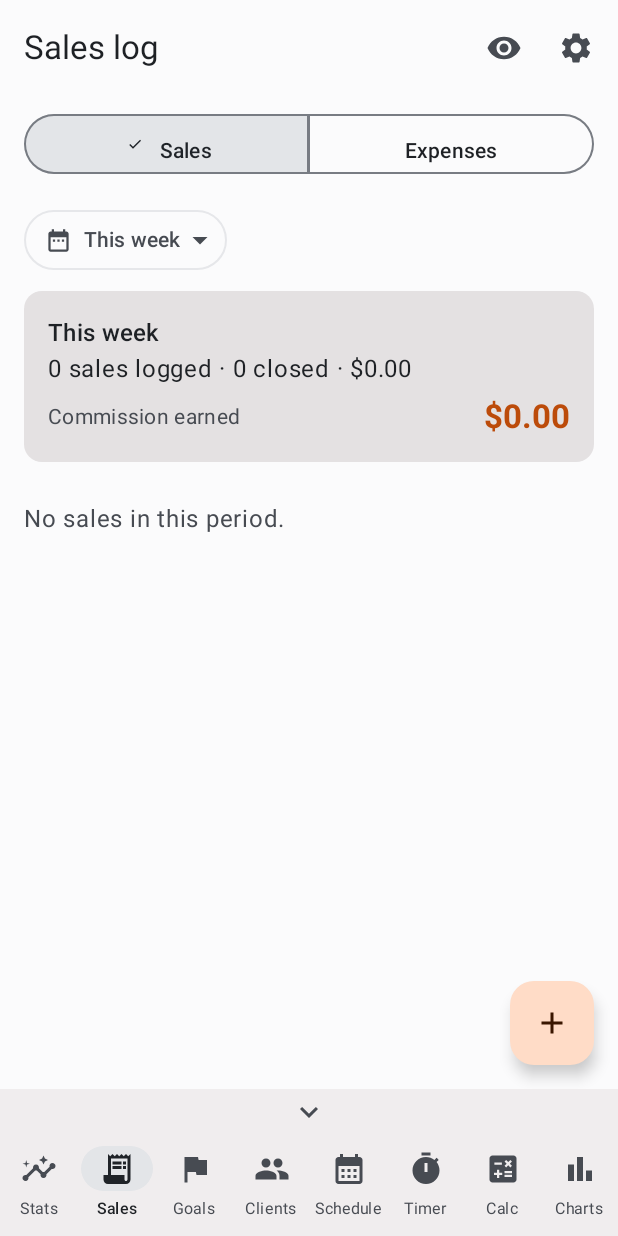
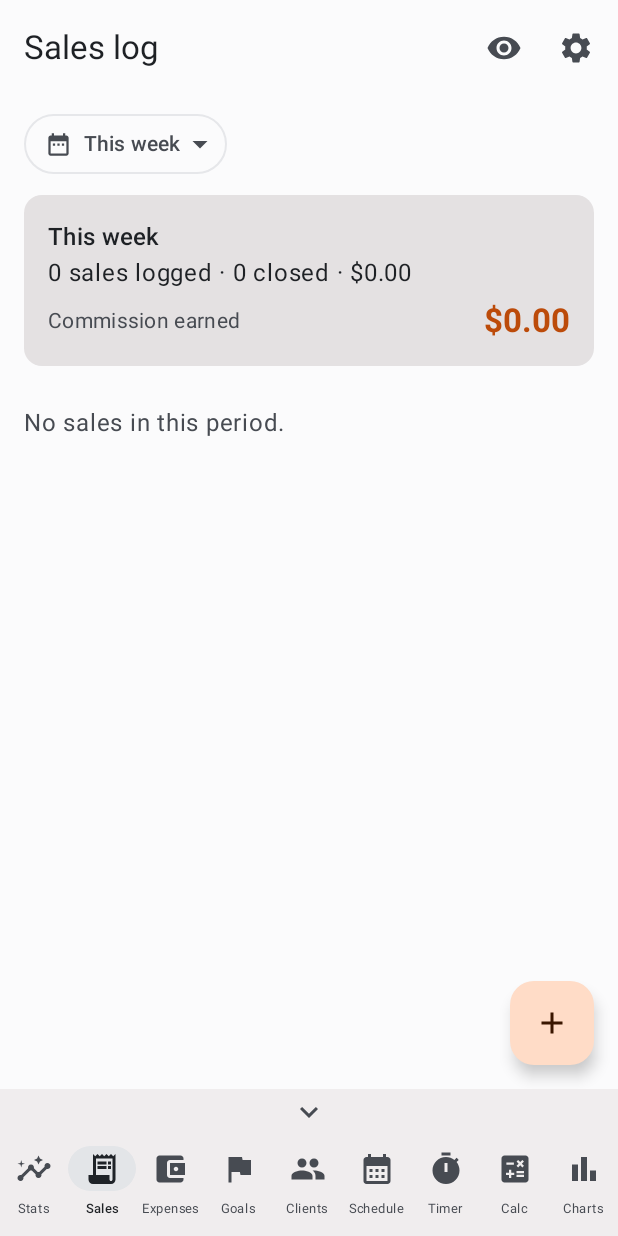
Before and after one commit to Ray-Aurelius/SalesTracker, an Android app built with Jetpack Compose: the composable SalesApp shown on its own in the app's theme, item 2 of the bottom bar chosen, on a phone screen of 412 x 824 dp. Run offline under Robolectric (Android 15) with nearby library versions, the phone set to English and light mode, and no system bars.

Commit message:
Expenses gets its own page in the menu
Expenses & mileage moves from a switch on the Sales page to its own tab (wallet icon),
which can be turned off in Settings > Menu tabs like the others. The Sales page is the
sales log again. Tab label and page title translated into all 15 languages.

Co-Authored-By: Claude Opus 5.5 <noreply@anthropic.com>
Claude-Session: https://claude.ai/code/session_013fLhE5NWs9uEYnMEV2QD7t

```diff
--- a/app/src/main/java/com/salestracker/app/MainActivity.kt
+++ b/app/src/main/java/com/salestracker/app/MainActivity.kt
@@ -83,6 +83,7 @@ import androidx.compose.material.icons.filled.BarChart
 import androidx.compose.material.icons.filled.CalendarMonth
 import androidx.compose.material.icons.filled.Flag
 import androidx.compose.material.icons.filled.Insights
+import androidx.compose.material.icons.filled.AccountBalanceWallet
 import androidx.compose.material.icons.filled.Palette
 import androidx.compose.material.icons.filled.People
 import androidx.compose.material.icons.filled.Timer
@@ -215,6 +216,7 @@ class MainActivity : AppCompatActivity() {
 internal enum class Tab(@StringRes val label: Int, @StringRes val title: Int, val icon: ImageVector) {
     DASHBOARD(R.string.tab_stats, R.string.title_stats, Icons.Filled.Insights),
     SALES(R.string.tab_sales, R.string.title_sales, Icons.AutoMirrored.Filled.ReceiptLong),
+    EXPENSES(R.string.tab_expenses, R.string.title_expenses, Icons.Filled.AccountBalanceWallet),
     GOALS(R.string.tab_goals, R.string.title_goals, Icons.Filled.Flag),
     CLIENTS(R.string.tab_clients, R.string.title_clients, Icons.Filled.People),
     CALENDAR(R.string.tab_calendar, R.string.title_calendar, Icons.Filled.CalendarMonth),
@@ -289,7 +291,7 @@ internal fun SalesApp(vm: AppViewModel, isDark: Boolean) {
     val config = LocalConfiguration.current
     // In landscape a bottom bar leaves too little room for the page, so the menu goes to the side.
     val side = vm.menuOnLeft || config.screenHeightDp < 480
-    // Bottom bar: 7 items share the width. Side menu: labels when they fit in 68dp, otherwise icons only.
+    // Bottom bar: the shown items share the width. Side menu: labels when they fit in 68dp, otherwise icons only.
     // Each item gets an equal slice of the width, with 2dp breathing room on each side of its label.
     val bottomItemWidth = config.screenWidthDp.toFloat() / labels.size - 4f
     // Every label when they fit at a readable size; otherwise only the current page's name shows.
@@ -302,6 +304,9 @@ internal fun SalesApp(vm: AppViewModel, isDark: Boolean) {
 
     LaunchedEffect(vm.pendingOpenDay) {
         if (vm.pendingOpenDay != null) { tab = Tab.CALENDAR; opened = true }
+    }
+    LaunchedEffect(vm.pendingOpenExpenses) {
+        if (vm.pendingOpenExpenses) { tab = Tab.EXPENSES; opened = true; vm.pendingOpenExpenses = false }
     }
     LaunchedEffect(vm.pendingOpenTasks) {
         if (vm.pendingOpenTasks) { tab = Tab.CALENDAR; opened = true }
@@ -360,6 +365,7 @@ internal fun SalesApp(vm: AppViewModel, isDark: Boolean) {
                     when (tab) {
                         Tab.DASHBOARD -> DashboardScreen(vm, data)
                         Tab.SALES -> SalesScreen(vm, data)
+                        Tab.EXPENSES -> com.salestracker.app.ui.screens.ExpensesScreen(vm, data)
                         Tab.GOALS -> GoalsScreen(vm, data)
                         Tab.CLIENTS -> ClientsScreen(vm, data)
                         Tab.CALENDAR -> ScheduleScreen(vm, data)
--- a/app/src/main/java/com/salestracker/app/ui/AppViewModel.kt
+++ b/app/src/main/java/com/salestracker/app/ui/AppViewModel.kt
@@ -439,7 +439,7 @@ class AppViewModel(app: Application) : AndroidViewModel(app) {
         hiddenTabs = next
         settings.edit().putStringSet("hiddenTabs", next).apply()
     }
-    /** Opens the Sales tab on its Expenses view (after logging an expense from the + menu). */
+    /** Set to open the Expenses page (even when it's hidden from the menu). */
     var pendingOpenExpenses by mutableStateOf(false)
 
     // ---- Tasks ----
--- a/app/src/main/java/com/salestracker/app/ui/screens/SalesScreen.kt
+++ b/app/src/main/java/com/salestracker/app/ui/screens/SalesScreen.kt
@@ -53,31 +53,7 @@ import com.salestracker.app.ui.AppViewModel
  * newest first, with a summary on top. Tap a sale to edit it; deleting asks for the owner's fingerprint or PIN.
  */
 @Composable
-fun SalesScreen(vm: AppViewModel, data: AppData) {
-    // The Sales tab holds the sales log and the expense & mileage log, one tap apart.
-    var view by rememberSaveable { mutableStateOf(0) }
-    LaunchedEffect(vm.pendingOpenExpenses) {
-        if (vm.pendingOpenExpenses) { view = 1; vm.pendingOpenExpenses = false }
-    }
-    val narrow = isNarrow()
-    Column(Modifier.fillMaxSize()) {
-        SingleChoiceSegmentedButtonRow(Modifier.fillMaxWidth().padding(horizontal = 16.dp, vertical = 8.dp)) {
-            SegmentedButton(
-                selected = view == 0, onClick = { view = 0 },
-                shape = SegmentedButtonDefaults.itemShape(0, 2),
-                icon = { if (!narrow) SegmentedButtonDefaults.Icon(view == 0) },
-            ) { FitText(stringResource(R.string.sales_view_log)) }
-            SegmentedButton(
-                selected = view == 1, onClick = { view = 1 },
-                shape = SegmentedButtonDefaults.itemShape(1, 2),
-                icon = { if (!narrow) SegmentedButtonDefaults.Icon(view == 1) },
-            ) { FitText(stringResource(R.string.sales_view_expenses)) }
-        }
-        Box(Modifier.weight(1f)) {
-            if (view == 0) SalesLog(vm, data) else ExpensesScreen(vm, data)
-        }
-    }
-}
+fun SalesScreen(vm: AppViewModel, data: AppData) = SalesLog(vm, data)
 
 @Composable
 private fun SalesLog(vm: AppViewModel, data: AppData) {
--- a/app/src/main/res/values/strings.xml
+++ b/app/src/main/res/values/strings.xml
@@ -890,8 +890,8 @@
     <string name="plan_tiered">Tiered</string>
     <string name="range_last_month">Last month</string>
     <string name="range_last_year">Last year</string>
-    <string name="sales_view_expenses">Expenses</string>
-    <string name="sales_view_log">Sales</string>
+    <string name="tab_expenses">Expenses</string>
+    <string name="title_expenses">Expenses &amp; mileage</string>
     <string name="split_sale">Split with a colleague</string>
     <string name="split_your_share">Your share</string>
     <string name="tag_paid">Paid</string>
```
Also changed, not shown: 18 other files.
